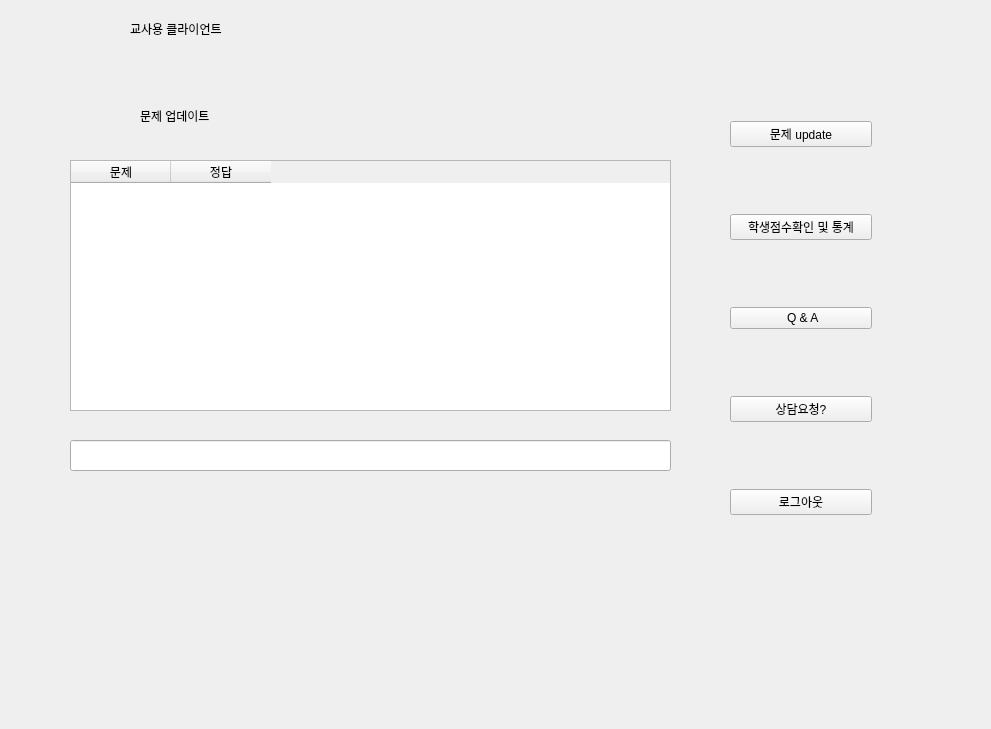
Old version of the form base111.ui in the repository education-aiot/education-iot.
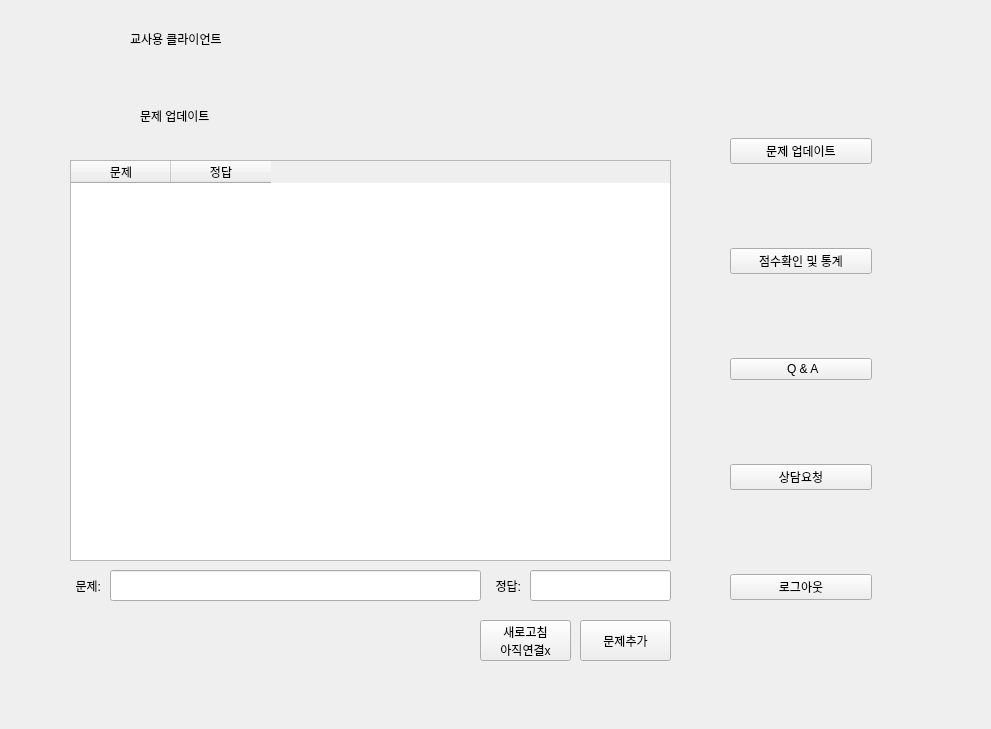
New version of the form. The open tabs and pages were chosen to show the change.

Commit message: quiz update 추가

```diff
--- a/base111.ui
+++ b/base111.ui
@@ -280,7 +280,7 @@
      <property name="geometry">
       <rect>
        <x>120</x>
-       <y>10</y>
+       <y>20</y>
        <width>151</width>
        <height>17</height>
       </rect>
@@ -321,7 +321,7 @@
          <x>20</x>
          <y>110</y>
          <width>601</width>
-         <height>251</height>
+         <height>401</height>
         </rect>
        </property>
        <column>
@@ -338,11 +338,86 @@
       <widget class="QLineEdit" name="lineEdit_2">
        <property name="geometry">
         <rect>
-         <x>20</x>
-         <y>390</y>
-         <width>601</width>
+         <x>60</x>
+         <y>520</y>
+         <width>371</width>
          <height>31</height>
         </rect>
+       </property>
+       <property name="text">
+        <string/>
+       </property>
+      </widget>
+      <widget class="QLineEdit" name="newanswer_edit">
+       <property name="geometry">
+        <rect>
+         <x>480</x>
+         <y>520</y>
+         <width>141</width>
+         <height>31</height>
+        </rect>
+       </property>
+       <property name="text">
+        <string/>
+       </property>
+      </widget>
+      <widget class="QLabel" name="label_3">
+       <property name="geometry">
+        <rect>
+         <x>430</x>
+         <y>520</y>
+         <width>41</width>
+         <height>31</height>
+        </rect>
+       </property>
+       <property name="text">
+        <string>정답:</string>
+       </property>
+       <property name="alignment">
+        <set>Qt::AlignRight|Qt::AlignTrailing|Qt::AlignVCenter</set>
+       </property>
+      </widget>
+      <widget class="QLabel" name="label_6">
+       <property name="geometry">
+        <rect>
+         <x>10</x>
+         <y>520</y>
+         <width>41</width>
+         <height>31</height>
+        </rect>
+       </property>
+       <property name="text">
+        <string>문제:</string>
+       </property>
+       <property name="alignment">
+        <set>Qt::AlignRight|Qt::AlignTrailing|Qt::AlignVCenter</set>
+       </property>
+      </widget>
+      <widget class="QPushButton" name="quiz_add_btn">
+       <property name="geometry">
+        <rect>
+         <x>530</x>
+         <y>570</y>
+         <width>91</width>
+         <height>41</height>
+        </rect>
+       </property>
+       <property name="text">
+        <string>문제추가</string>
+       </property>
+      </widget>
+      <widget class="QPushButton" name="quiz_renew_btn">
+       <property name="geometry">
+        <rect>
+         <x>430</x>
+         <y>570</y>
+         <width>91</width>
+         <height>41</height>
+        </rect>
+       </property>
+       <property name="text">
+        <string>새로고침
+아직연결x</string>
        </property>
       </widget>
      </widget>
@@ -413,21 +488,21 @@
        <x>720</x>
        <y>50</y>
        <width>142</width>
-       <height>521</height>
+       <height>621</height>
       </rect>
      </property>
      <layout class="QVBoxLayout" name="verticalLayout">
       <item>
        <widget class="QPushButton" name="update_btn">
         <property name="text">
-         <string>문제 update</string>
+         <string>문제 업데이트</string>
         </property>
        </widget>
       </item>
       <item>
        <widget class="QPushButton" name="score_btn">
         <property name="text">
-         <string>학생점수확인 및 통계</string>
+         <string>점수확인 및 통계</string>
         </property>
        </widget>
       </item>
@@ -441,7 +516,7 @@
       <item>
        <widget class="QPushButton" name="consulting_btn_2">
         <property name="text">
-         <string>상담요청?</string>
+         <string>상담요청</string>
         </property>
        </widget>
       </item>
```
Left out of the diff: 112 changed lines with no effect on the pictures. The commit also changes 3 other files.
